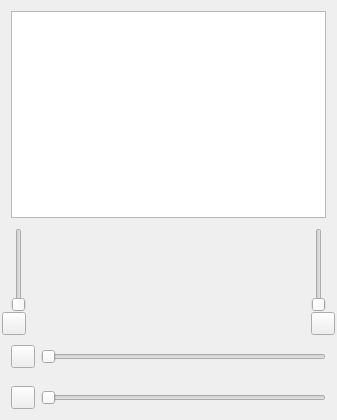
KDE/ring-kde, file src/ui/SFLPhoneView_base.ui: the form before one commit.
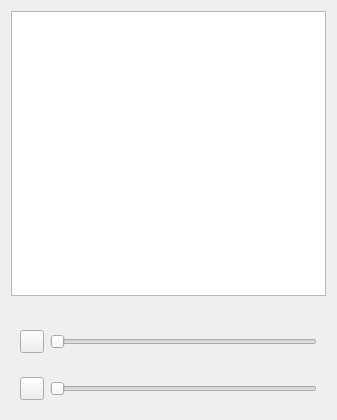
The form after the commit. Icons and pictures are not drawn. Custom widgets are drawn as their Qt base class.

Commit message: [#2493] Hide volume controls when using pulseaudio and add a signal to the common part to advertise that we've changed the audio manager

```diff
--- a/src/ui/SFLPhoneView_base.ui
+++ b/src/ui/SFLPhoneView_base.ui
@@ -92,95 +92,11 @@
     </widget>
    </item>
    <item>
-    <widget class="QWidget" name="widget_dialpadAndControls" native="true">
-     <property name="sizePolicy">
-      <sizepolicy hsizetype="Preferred" vsizetype="Minimum">
-       <horstretch>0</horstretch>
-       <verstretch>0</verstretch>
-      </sizepolicy>
+    <widget class="QWidget" name="widget_controls" native="true">
+     <property name="enabled">
+      <bool>true</bool>
      </property>
-     <property name="maximumSize">
-      <size>
-       <width>16777215</width>
-       <height>160</height>
-      </size>
-     </property>
-     <layout class="QHBoxLayout" name="horizontalLayout_dialpadAndControls">
-      <property name="spacing">
-       <number>1</number>
-      </property>
-      <property name="margin">
-       <number>0</number>
-      </property>
-      <item>
-       <widget class="QWidget" name="widget_recVol" native="true">
-        <property name="layoutDirection">
-         <enum>Qt::RightToLeft</enum>
-        </property>
-        <layout class="QVBoxLayout" name="verticalLayout_4">
-         <property name="spacing">
-          <number>0</number>
-         </property>
-         <property name="margin">
-          <number>0</number>
-         </property>
-         <item>
-          <widget class="QSlider" name="slider_recVol">
-           <property name="sizePolicy">
-            <sizepolicy hsizetype="Fixed" vsizetype="Expanding">
-             <horstretch>0</horstretch>
-             <verstretch>0</verstretch>
-            </sizepolicy>
-           </property>
-           <property name="minimumSize">
-            <size>
-             <width>0</width>
-             <height>50</height>
-            </size>
-           </property>
-           <property name="toolTip">
-            <string>Mic volume</string>
-           </property>
-           <property name="layoutDirection">
-            <enum>Qt::RightToLeft</enum>
-           </property>
-           <property name="autoFillBackground">
-            <bool>false</bool>
-           </property>
-           <property name="maximum">
-            <number>100</number>
-           </property>
-           <property name="orientation">
-            <enum>Qt::Vertical</enum>
-           </property>
-           <property name="invertedAppearance">
-            <bool>false</bool>
-           </property>
-           <property name="invertedControls">
-            <bool>false</bool>
-           </property>
-           <property name="tickPosition">
-            <enum>QSlider::NoTicks</enum>
-           </property>
-          </widget>
-         </item>
-         <item>
-          <widget class="QToolButton" name="toolButton_recVol">
-           <property name="text">
-            <string/>
-           </property>
-           <property name="icon">
-            <iconset>
-             <normaloff>:/Images/mic_75.svg</normaloff>:/Images/mic_75.svg</iconset>
-           </property>
-           <property name="checkable">
-            <bool>true</bool>
-           </property>
-          </widget>
-         </item>
-        </layout>
-       </widget>
-      </item>
+     <layout class="QVBoxLayout" name="verticalLayout_2">
       <item>
        <widget class="Dialpad" name="widget_dialpad" native="true">
         <property name="sizePolicy">
@@ -192,88 +108,10 @@
        </widget>
       </item>
       <item>
-       <widget class="QWidget" name="widget_sndVol" native="true">
-        <layout class="QVBoxLayout" name="verticalLayout_2">
-         <property name="spacing">
-          <number>0</number>
-         </property>
-         <property name="margin">
-          <number>0</number>
-         </property>
-         <item>
-          <widget class="QSlider" name="slider_sndVol">
-           <property name="sizePolicy">
-            <sizepolicy hsizetype="Fixed" vsizetype="Expanding">
-             <horstretch>0</horstretch>
-             <verstretch>0</verstretch>
-            </sizepolicy>
-           </property>
-           <property name="minimumSize">
-            <size>
-             <width>0</width>
-             <height>50</height>
-            </size>
-           </property>
-           <property name="toolTip">
-            <string>Speakers volume</string>
-           </property>
-           <property name="layoutDirection">
-            <enum>Qt::LeftToRight</enum>
-           </property>
-           <property name="autoFillBackground">
-            <bool>false</bool>
-           </property>
-           <property name="maximum">
-            <number>100</number>
-           </property>
-           <property name="orientation">
-            <enum>Qt::Vertical</enum>
-           </property>
-           <property name="tickPosition">
-            <enum>QSlider::NoTicks</enum>
-           </property>
-          </widget>
-         </item>
-         <item>
-          <widget class="QToolButton" name="toolButton_sndVol">
-           <property name="text">
-            <string/>
-           </property>
-           <property name="icon">
-            <iconset>
-             <normaloff>:/Images/speaker_75.svg</normaloff>:/Images/speaker_75.svg</iconset>
-           </property>
-           <property name="checkable">
-            <bool>true</bool>
-           </property>
-           <property name="checked">
-            <bool>false</bool>
-           </property>
-          </widget>
-         </item>
-        </layout>
-       </widget>
-      </item>
-     </layout>
-    </widget>
-   </item>
-   <item>
-    <widget class="QWidget" name="widget_controlsAlone" native="true">
-     <property name="enabled">
-      <bool>true</bool>
-     </property>
-     <layout class="QVBoxLayout" name="verticalLayout_6">
-      <property name="spacing">
-       <number>0</number>
-      </property>
-      <property name="margin">
-       <number>0</number>
-      </property>
-      <item>
-       <widget class="QWidget" name="widget_recVolAlone" native="true">
+       <widget class="QWidget" name="widget_recVol" native="true">
         <layout class="QHBoxLayout" name="horizontalLayout_4">
          <item>
-          <widget class="QToolButton" name="toolButton_recVolAlone">
+          <widget class="QToolButton" name="toolButton_recVol">
            <property name="text">
             <string/>
            </property>
@@ -287,7 +125,7 @@
           </widget>
          </item>
          <item>
-          <widget class="QSlider" name="slider_recVolAlone">
+          <widget class="QSlider" name="slider_recVol">
            <property name="orientation">
             <enum>Qt::Horizontal</enum>
            </property>
@@ -297,10 +135,10 @@
        </widget>
       </item>
       <item>
-       <widget class="QWidget" name="widget_sndVolAlone" native="true">
+       <widget class="QWidget" name="widget_sndVol" native="true">
         <layout class="QHBoxLayout" name="horizontalLayout">
          <item>
-          <widget class="QToolButton" name="toolButton_sndVolAlone">
+          <widget class="QToolButton" name="toolButton_sndVol">
            <property name="text">
             <string/>
            </property>
@@ -314,7 +152,7 @@
           </widget>
          </item>
          <item>
-          <widget class="QSlider" name="slider_sndVolAlone">
+          <widget class="QSlider" name="slider_sndVol">
            <property name="orientation">
             <enum>Qt::Horizontal</enum>
            </property>
```
Left out of the diff: 67 changed lines with no effect on the pictures. The commit also changes 8 other files.
